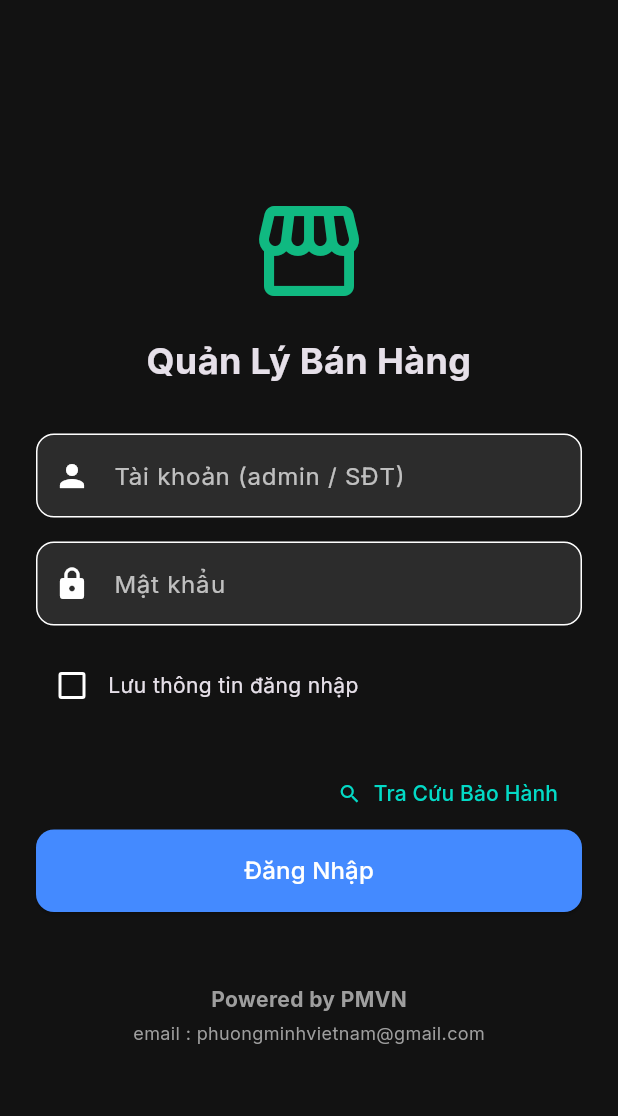
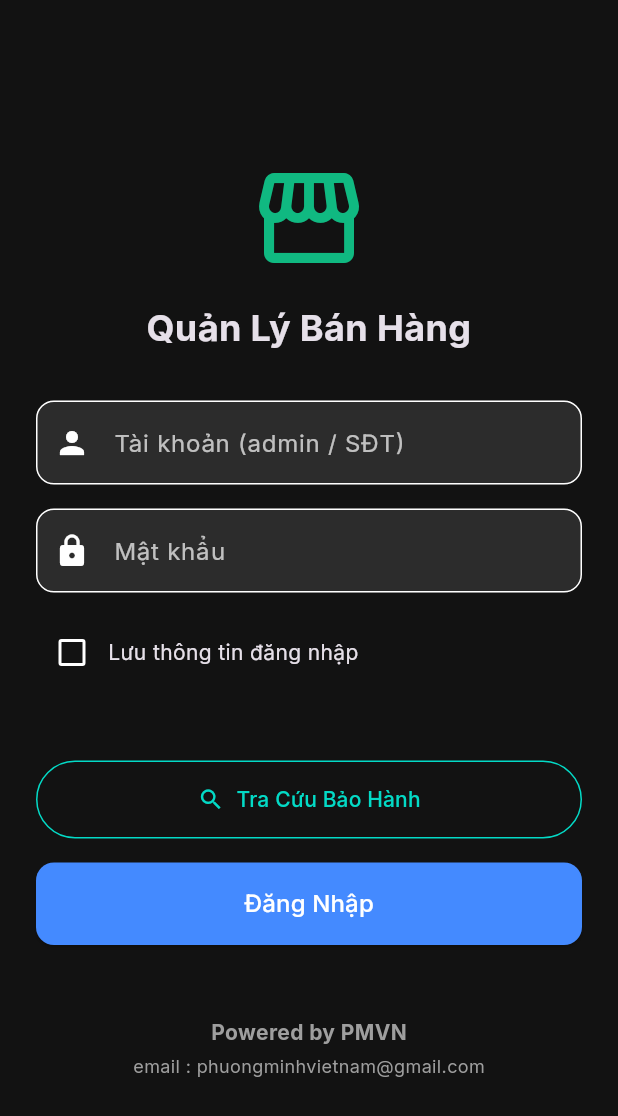
Before and after one commit to PhuongMinhVN/PM-APP, a Flutter app: the screen it shows after launch, on a phone screen of 412 x 824 dp. Shown: the top 1116 px of the screen. Run offline on Flutter 3.47's test engine with Material 3 defaults, Android fonts, the phone set to English and light mode, and no system bars; our stand-ins replace fl_chart, flutter_animate, gap, geolocator, google_fonts, image_picker and 5 more; missing offline and left inert: dart:html, mobile_scanner; accounts and stored records are empty.

Commit message:
first commit

```diff
--- a/lib/pages/login_page.dart
+++ b/lib/pages/login_page.dart
@@ -177,16 +177,24 @@ class _LoginPageState extends State<LoginPage> {
                     ],
                   ),
                   const Gap(24),
-                  Align(
-                    alignment: Alignment.centerRight,
-                    child: TextButton.icon(
+                  const Gap(24),
+                  SizedBox(
+                    width: double.infinity,
+                    child: OutlinedButton.icon(
                       onPressed: () {
+                        print('Navigating to Warranty Lookup...');
                         Navigator.pushNamed(context, '/lookup_warranty');
                       },
-                      icon: const Icon(Icons.search, size: 16),
+                      icon: const Icon(Icons.search),
                       label: const Text('Tra Cứu Bảo Hành'),
+                      style: OutlinedButton.styleFrom(
+                        padding: const EdgeInsets.symmetric(vertical: 16),
+                        side: const BorderSide(color: Color(0xFF03DAC6)),
+                        foregroundColor: const Color(0xFF03DAC6),
+                      ),
                     ),
                   ),
+                  const Gap(16),
                   ElevatedButton(
                     onPressed: _isLoading ? null : _login,
                     style: ElevatedButton.styleFrom(
```
Also changed, not shown: lib/pages/customer_warranty_page.dart (+20 -5 lines), 3 other files.
